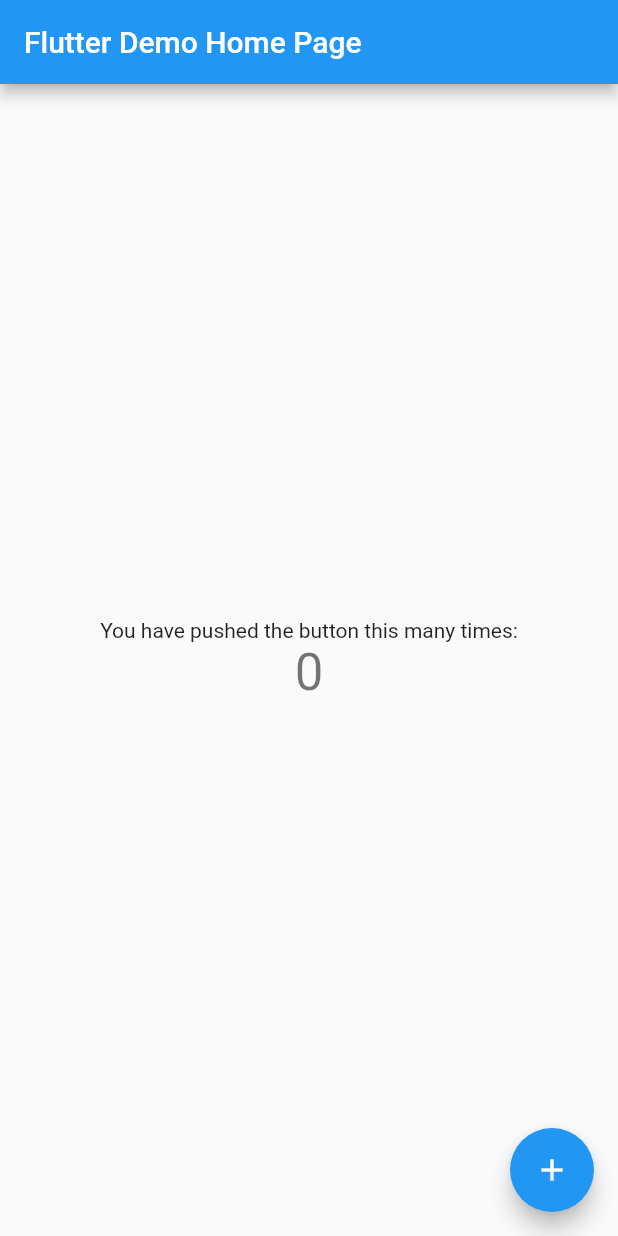
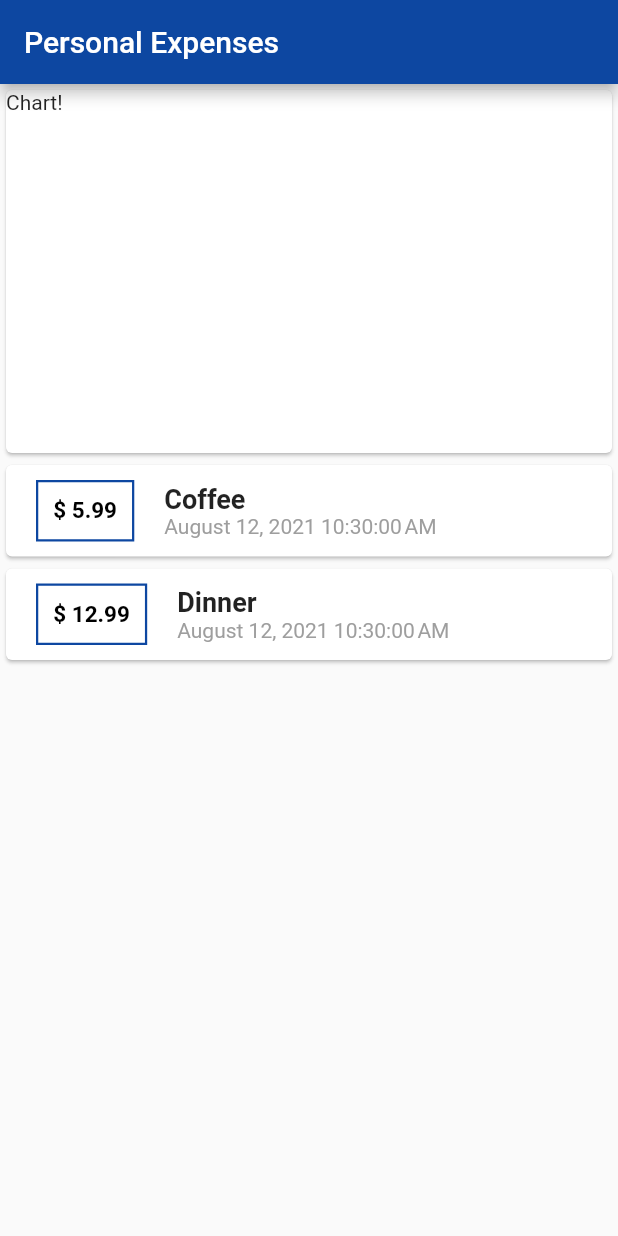
Before and after one commit to cjr96720/personal_expenses, a Flutter app: the screen it shows after launch, on a phone screen of 412 x 824 dp. Run offline on Flutter 3.47's test engine with Material 2 defaults, Android fonts, the phone set to English and light mode, and no system bars.

Commit message:
Working on the main interface. Error needed to be solved: cannot run with sound null safety...

```diff
--- a/lib/main.dart
+++ b/lib/main.dart
@@ -1,113 +1,99 @@
 import 'package:flutter/material.dart';
+import 'package:intl/intl.dart';
+import './transaction.dart';
 
-void main() {
-  runApp(MyApp());
-}
+void main() => runApp(MyApp());
 
 class MyApp extends StatelessWidget {
-  // This widget is the root of your application.
   @override
   Widget build(BuildContext context) {
     return MaterialApp(
-      title: 'Flutter Demo',
-      theme: ThemeData(
-        // This is the theme of your application.
-        //
-        // Try running your application with "flutter run". You'll see the
-        // application has a blue toolbar. Then, without quitting the app, try
-        // changing the primarySwatch below to Colors.green and then invoke
-        // "hot reload" (press "r" in the console where you ran "flutter run",
-        // or simply save your changes to "hot reload" in a Flutter IDE).
-        // Notice that the counter didn't reset back to zero; the application
-        // is not restarted.
-        primarySwatch: Colors.blue,
-      ),
-      home: MyHomePage(title: 'Flutter Demo Home Page'),
+      title: 'Flutter App',
+      home: MyHomePage(),
     );
   }
 }
 
-class MyHomePage extends StatefulWidget {
-  MyHomePage({Key? key, required this.title}) : super(key: key);
-
-  // This widget is the home page of your application. It is stateful, meaning
-  // that it has a State object (defined below) that contains fields that affect
-  // how it looks.
-
-  // This class is the configuration for the state. It holds the values (in this
-  // case the title) provided by the parent (in this case the App widget) and
-  // used by the build method of the State. Fields in a Widget subclass are
-  // always marked "final".
-
-  final String title;
-
-  @override
-  _MyHomePageState createState() => _MyHomePageState();
-}
-
-class _MyHomePageState extends State<MyHomePage> {
-  int _counter = 0;
-
-  void _incrementCounter() {
-    setState(() {
-      // This call to setState tells the Flutter framework that something has
-      // changed in this State, which causes it to rerun the build method below
-      // so that the display can reflect the updated values. If we changed
-      // _counter without calling setState(), then the build method would not be
-      // called again, and so nothing would appear to happen.
-      _counter++;
-    });
-  }
+class MyHomePage extends StatelessWidget {
+  final List<Transaction> transactions = [
+    Transaction(
+      id: '1',
+      title: 'Coffee',
+      amount: 5.99,
+      date: DateTime.now(),
+    ),
+    Transaction(
+      id: '2',
+      title: 'Dinner',
+      amount: 12.99,
+      date: DateTime.now(),
+    )
+  ];
 
   @override
   Widget build(BuildContext context) {
-    // This method is rerun every time setState is called, for instance as done
-    // by the _incrementCounter method above.
-    //
-    // The Flutter framework has been optimized to make rerunning build methods
-    // fast, so that you can just rebuild anything that needs updating rather
-    // than having to individually change instances of widgets.
     return Scaffold(
       appBar: AppBar(
-        // Here we take the value from the MyHomePage object that was created by
-        // the App.build method, and use it to set our appbar title.
-        title: Text(widget.title),
+        title: Text('Personal Expenses'),
+        backgroundColor: Colors.blue[900],
       ),
-      body: Center(
-        // Center is a layout widget. It takes a single child and positions it
-        // in the middle of the parent.
-        child: Column(
-          // Column is also a layout widget. It takes a list of children and
-          // arranges them vertically. By default, it sizes itself to fit its
-          // children horizontally, and tries to be as tall as its parent.
-          //
-          // Invoke "debug painting" (press "p" in the console, choose the
-          // "Toggle Debug Paint" action from the Flutter Inspector in Android
-          // Studio, or the "Toggle Debug Paint" command in Visual Studio Code)
-          // to see the wireframe for each widget.
-          //
-          // Column has various properties to control how it sizes itself and
-          // how it positions its children. Here we use mainAxisAlignment to
-          // center the children vertically; the main axis here is the vertical
-          // axis because Columns are vertical (the cross axis would be
-          // horizontal).
-          mainAxisAlignment: MainAxisAlignment.center,
-          children: <Widget>[
-            Text(
-              'You have pushed the button this many times:',
+      body: Column(
+        children: [
+          Container(
+            width: double.infinity,
+            height: 250,
+            child: Card(
+              child: Text('Chart!'),
             ),
-            Text(
-              '$_counter',
-              style: Theme.of(context).textTheme.headline4,
-            ),
-          ],
-        ),
+          ),
+          Column(
+            children: transactions.map((transaction) {
+              return Card(
+                child: Row(
+                  children: [
+                    Container(
+                      margin: EdgeInsets.symmetric(
+                        vertical: 10,
+                        horizontal: 20,
+                      ),
+                      decoration: BoxDecoration(
+                          border: Border.all(
+                        color: (Colors.blue[900]!),
+                        width: 1.5,
+                      )),
+                      padding: EdgeInsets.all(10),
+                      child: Text(
+                        '\$ ${transaction.amount.toString()}',
+                        style: TextStyle(
+                          fontWeight: FontWeight.bold,
+                          fontSize: 15,
+                          color: Colors.black,
+                        ),
+                      ),
+                    ),
+                    Column(
+                      crossAxisAlignment: CrossAxisAlignment.start,
+                      children: [
+                        Text(
+                          transaction.title,
+                          style: TextStyle(
+                            fontWeight: FontWeight.bold,
+                            fontSize: 18,
+                          ),
+                        ),
+                        Text(DateFormat().format(transaction.date),
+                            style: TextStyle(
+                              color: Colors.grey,
+                            )),
+                      ],
+                    ),
+                  ],
+                ),
+              );
+            }).toList(),
+          ),
+        ],
       ),
-      floatingActionButton: FloatingActionButton(
-        onPressed: _incrementCounter,
-        tooltip: 'Increment',
-        child: Icon(Icons.add),
-      ), // This trailing comma makes auto-formatting nicer for build methods.
     );
   }
 }
--- /dev/null
+++ b/lib/transaction.dart
@@ -0,0 +1,14 @@
+// custom class
+class Transaction {
+  final String id;
+  final String title;
+  final double amount;
+  final DateTime? date;
+
+  Transaction({
+    required this.id,
+    required this.title,
+    required this.amount,
+    required this.date,
+  });
+}
--- a/pubspec.yaml
+++ b/pubspec.yaml
@@ -23,6 +23,7 @@ environment:
 dependencies:
   flutter:
     sdk: flutter
+  intl: ^0.15.8
 
 
   # The following adds the Cupertino Icons font to your application.
```
